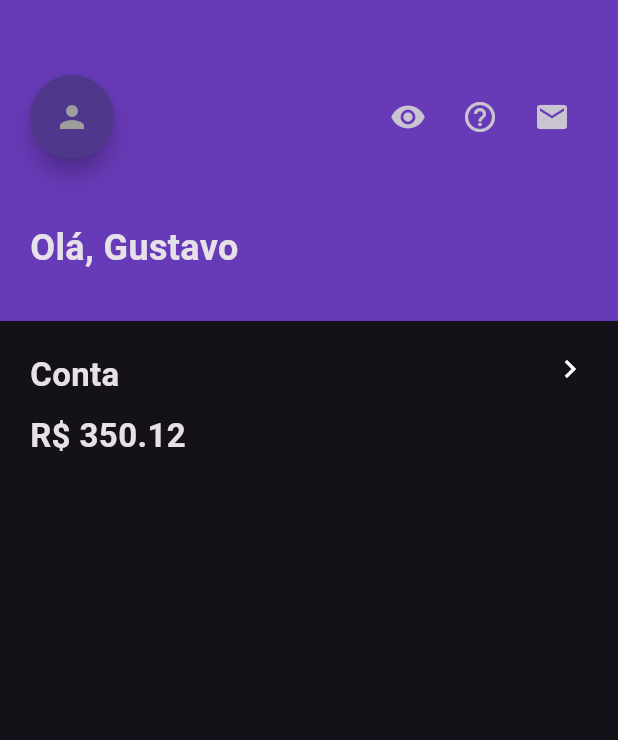
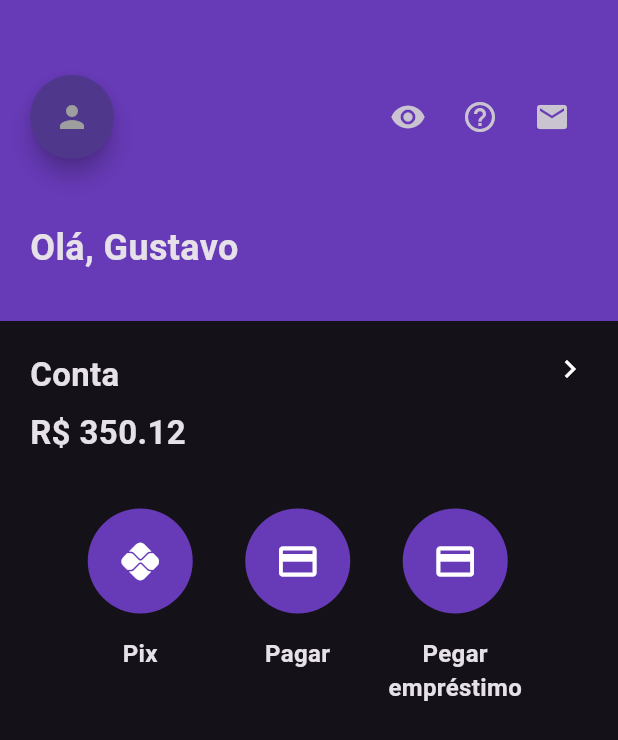
Before and after one commit to Gsdagustavo/nubank_clone, a Flutter app: the screen it shows after launch, on a phone screen of 412 x 824 dp. Shown: the top 740 px of the screen. Run offline on Flutter 3.47's test engine with Material 3 defaults, Android fonts, the phone set to English and light mode, and no system bars.

Commit message:
made the buttons for pix, paying, etc.

```diff
--- a/lib/main.dart
+++ b/lib/main.dart
@@ -39,8 +39,91 @@ class HomePage extends StatelessWidget {
         child: Column(
           children: [
             const TopAppBar(),
+            const BalanceWidget(),
 
             Padding(
+              padding: const EdgeInsets.symmetric(vertical: 15),
+              child: SingleChildScrollView(
+                scrollDirection: Axis.horizontal,
+                child: Row(
+                  mainAxisAlignment: MainAxisAlignment.end,
+                  crossAxisAlignment: CrossAxisAlignment.start,
+                  children: [
+
+                    /// Pix button
+                    ActionButton(iconData: Icons.pix, label: 'Pix'),
+
+                    /// Pay button
+                    ActionButton(iconData: Icons.payment, label: 'Pagar'),
+
+                    /// Loan button
+                    ActionButton(
+                      iconData: Icons.payment,
+                      label: 'Pegar empréstimo',
+                    ),
+                  ],
+                ),
+              ),
+            ),
+          ],
+        ),
+      ),
+    );
+  }
+}
+
+class ActionButton extends StatelessWidget {
+  const ActionButton({super.key, required this.iconData, required this.label});
+
+  final IconData iconData;
+  final String label;
+
+  @override
+  Widget build(BuildContext context) {
+    return Padding(
+      padding: const EdgeInsets.only(right: 15),
+      child: SizedBox(
+        width: 90,
+        child: Column(
+          children: [
+            Padding(
+              padding: const EdgeInsets.only(bottom: 15),
+              child: InkWell(
+                onTap: () {},
+                customBorder: CircleBorder(),
+
+                child: Ink(
+                  decoration: BoxDecoration(
+                    color: Theme.of(context).primaryColor,
+                    shape: BoxShape.circle,
+                  ),
+
+                  padding: const EdgeInsets.all(20),
+
+                  child: Icon(iconData, size: 30),
+                ),
+              ),
+            ),
+
+            Text(
+              label,
+              style: TextStyle(fontSize: 16, fontWeight: FontWeight.bold),
+              textAlign: TextAlign.center,
+              softWrap: true,
+            ),
+          ],
+        ),
+      ),
+    );
+  }
+}
+
+class BalanceWidget extends StatelessWidget {
+  const BalanceWidget({super.key});
+
+  @override
+  Widget build(BuildContext context) {
+    return Padding(
       padding: const EdgeInsets.all(20.0),
       child: InkWell(
         child: Ink(
@@ -52,7 +135,7 @@ class HomePage extends StatelessWidget {
                 crossAxisAlignment: CrossAxisAlignment.start,
                 children: [
                   Padding(
-                            padding: const EdgeInsets.only(bottom: 10),
+                    padding: const EdgeInsets.only(bottom: 8),
                     child: Text(
                       'Conta',
                       style: TextStyle(
@@ -66,10 +149,7 @@ class HomePage extends StatelessWidget {
 
                   Text(
                     'R\$ ${balance.toStringAsFixed(2)}',
-                            style: TextStyle(
-                              fontSize: 22,
-                              fontWeight: FontWeight.bold,
-                            ),
+                    style: TextStyle(fontSize: 22, fontWeight: FontWeight.bold),
 
                     textAlign: TextAlign.start,
                   ),
@@ -79,10 +159,6 @@ class HomePage extends StatelessWidget {
               Icon(Icons.keyboard_arrow_right),
             ],
           ),
-                ),
-              ),
-            ),
-          ],
         ),
       ),
     );
```
Lines whose indentation alone changed are shown as unchanged.
